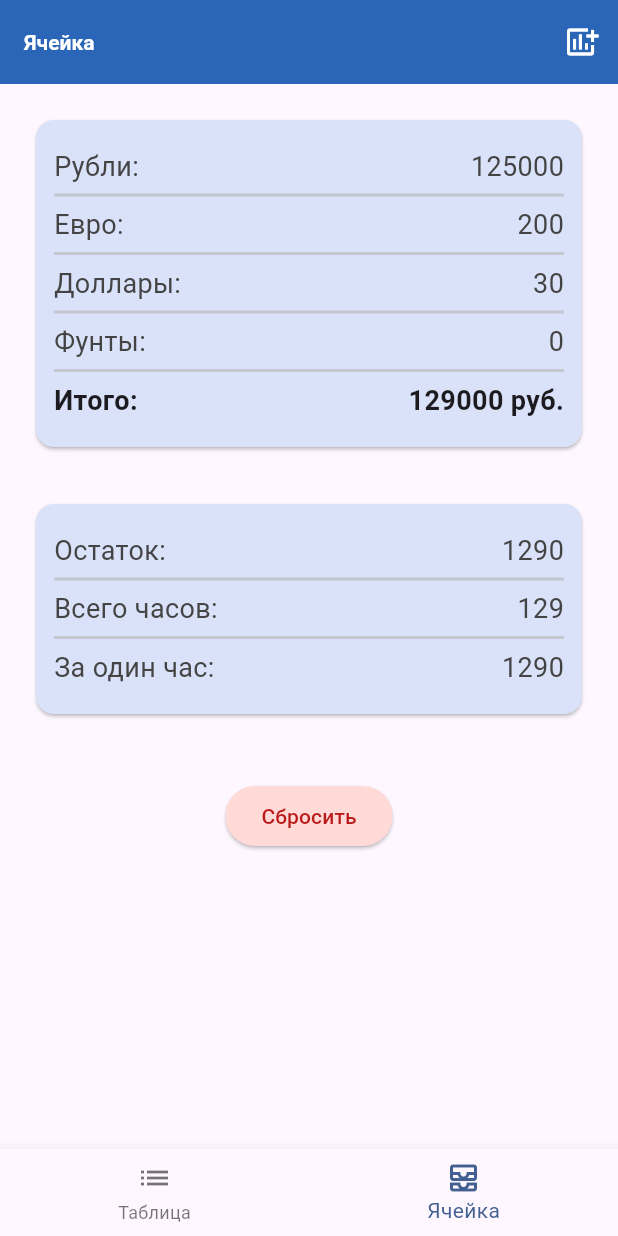
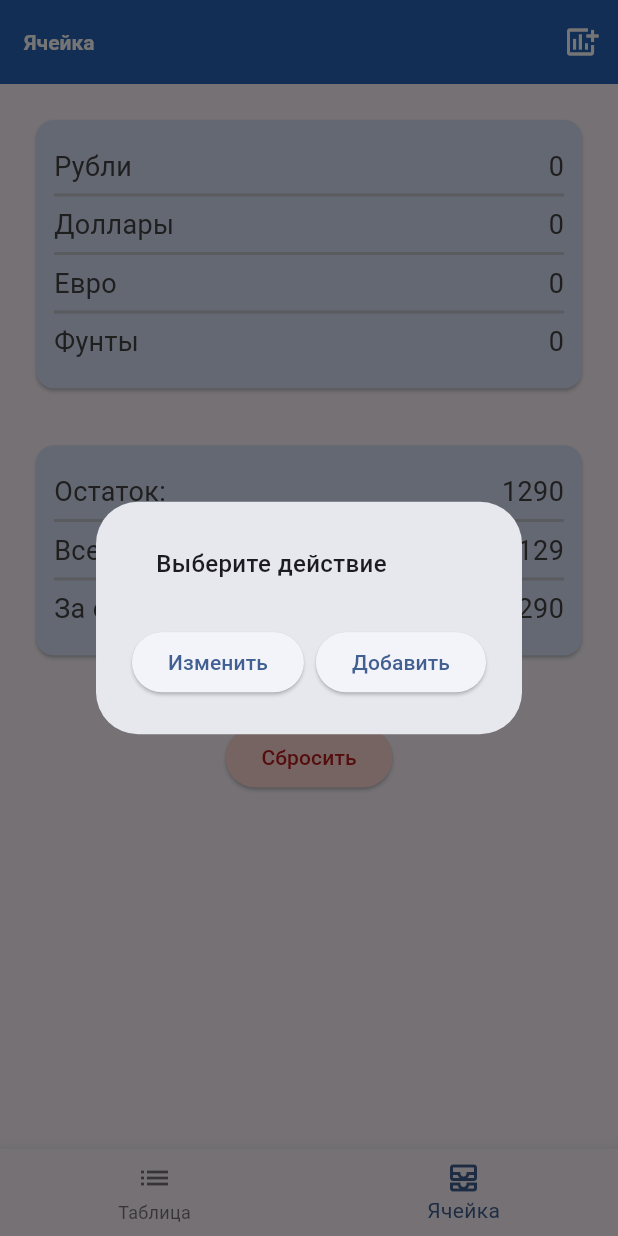
Before and after one commit to Leningram/flutter_tips_app, a Flutter app: the screen it shows after launch, item 2 of the bottom bar chosen, after a tap on the "add chart" icon, on a phone screen of 412 x 824 dp. Run offline on Flutter 3.47's test engine with Material 3 defaults, Android fonts, the phone set to English and light mode, and no system bars; our stand-ins replace flutter_riverpod.

Commit message:
cell screen

```diff
--- a/lib/data/models/currency.dart
+++ b/lib/data/models/currency.dart
@@ -1,7 +1,7 @@
 class Currency {
   final String name;
   final int rate;
-  final int amount;
+  int amount;
 
   Currency({
     required this.name,
--- a/lib/data/models/team.dart
+++ b/lib/data/models/team.dart
@@ -5,9 +5,9 @@ class Team {
   final String name;
   final String admin;
   final String mainCurrencyName;
-  final int mainCurrencySum;
-  final List<Currency> currencies;
-  final List<Employee> employees;
+  int mainCurrencySum;
+  List<Currency> currencies;
+  List<Employee> employees;
 
   Team({
     required this.name,
@@ -37,4 +37,14 @@ class Team {
     }
     return totalHours;
   }
+
+  void addMoney(Map<String, int> moneyData) {
+    moneyData.forEach((currencyName, amountToAdd) {
+      final currency = currencies.firstWhere((c) => c.name == currencyName);
+      if (!currencies.contains(currency)) {
+        return;
+      }
+      currency.amount += amountToAdd;
+    });
+  }
 }
--- a/lib/main.dart
+++ b/lib/main.dart
@@ -1,6 +1,5 @@
 import 'package:flutter/material.dart';
 import 'package:flutter_riverpod/flutter_riverpod.dart';
-import 'package:flutter_tips_app/presentations/pages/main_screen.dart';
 import 'package:flutter_tips_app/presentations/pages/tabs.dart';
 
 var kColorScheme =
--- a/lib/presentations/pages/cell_screen.dart
+++ b/lib/presentations/pages/cell_screen.dart
@@ -1,19 +1,63 @@
 import 'package:flutter/material.dart';
+import 'package:flutter_riverpod/flutter_riverpod.dart';
+import 'package:flutter_tips_app/presentations/widgets/money_info.dart';
+import 'package:flutter_tips_app/providers/team_prodiver.dart';
 import 'package:flutter_tips_app/styles/text.styles.dart';
 
-class CellScreen extends StatelessWidget {
+class CellScreen extends ConsumerWidget {
   const CellScreen({super.key});
 
   @override
-  Widget build(BuildContext context) {
+  Widget build(BuildContext context, WidgetRef ref) {
+    final team = ref.watch(teamProvider);
+    final currencies = team.currencies;
+
+    void editTeamMoney(String method) {
+      Navigator.of(context).pop();
+    }
+
+    Future<void> showMoneyAddChoice(BuildContext context) {
+      return showDialog<void>(
+          context: context,
+          builder: (BuildContext context) {
+            return AlertDialog(
+              contentPadding:
+                  const EdgeInsets.symmetric(horizontal: 40, vertical: 30),
+              content: const Text(
+                'Выберите действие',
+                style: TextStyle(
+                  fontSize: 16,
+                  fontWeight: FontWeight.w500,
+                ),
+              ),
+              actions: <Widget>[
+                ElevatedButton(
+                  child: const Text('Изменить'),
+                  onPressed: () {
+                    editTeamMoney('edit');
+                  },
+                ),
+                ElevatedButton(
+                  child: const Text('Добавить'),
+                  onPressed: () {
+                    editTeamMoney('add');
+                  },
+                ),
+              ],
+            );
+          });
+    }
+
     return Scaffold(
       appBar: AppBar(
         title: const Text('Ячейка'),
-          actions: [
+        actions: [
           IconButton(
-              onPressed: () {
-              },
-              icon: const Icon(Icons.add_chart))
+            onPressed: () {
+              showMoneyAddChoice(context);
+            },
+            icon: const Icon(Icons.add_chart),
+          )
         ],
       ),
       body: Padding(
@@ -21,79 +65,7 @@ class CellScreen extends StatelessWidget {
         child: SingleChildScrollView(
           child: Column(
             children: [
-              const Card(
-                child: Padding(
-                  padding: EdgeInsets.all(12.0),
-                  child: Column(
-                    children: [
-                      Padding(
-                          padding:
-                              EdgeInsets.symmetric(horizontal: 0, vertical: 10),
-                          child: Row(
-                              mainAxisAlignment: MainAxisAlignment.spaceBetween,
-                              children: [
-                                Text('Рубли:', style: currencyText1),
-                                SizedBox(
-                                  width: 5,
-                                ),
-                                Text('125000', style: currencyText1),
-                              ])),
-                      Divider(height: 1, thickness: 2),
-                      Padding(
-                          padding:
-                              EdgeInsets.symmetric(horizontal: 0, vertical: 10),
-                          child: Row(
-                              mainAxisAlignment: MainAxisAlignment.spaceBetween,
-                              children: [
-                                Text('Евро:', style: currencyText1),
-                                SizedBox(
-                                  width: 5,
-                                ),
-                                Text('200', style: currencyText1),
-                              ])),
-                      Divider(height: 1, thickness: 2),
-                      Padding(
-                          padding:
-                              EdgeInsets.symmetric(horizontal: 0, vertical: 10),
-                          child: Row(
-                              mainAxisAlignment: MainAxisAlignment.spaceBetween,
-                              children: [
-                                Text('Доллары:', style: currencyText1),
-                                SizedBox(
-                                  width: 5,
-                                ),
-                                Text('30', style: currencyText1),
-                              ])),
-                      Divider(height: 1, thickness: 2),
-                      Padding(
-                          padding:
-                              EdgeInsets.symmetric(horizontal: 0, vertical: 10),
-                          child: Row(
-                              mainAxisAlignment: MainAxisAlignment.spaceBetween,
-                              children: [
-                                Text('Фунты:', style: currencyText1),
-                                SizedBox(
-                                  width: 5,
-                                ),
-                                Text('0', style: currencyText1),
-                              ])),
-                      Divider(height: 1, thickness: 2),
-                      Padding(
-                          padding:
-                              EdgeInsets.symmetric(horizontal: 0, vertical: 10),
-                          child: Row(
-                              mainAxisAlignment: MainAxisAlignment.spaceBetween,
-                              children: [
-                                Text('Итого:', style: currencyText2),
-                                SizedBox(
-                                  width: 5,
-                                ),
-                                Text('129000 руб.', style: currencyText2),
-                              ])),
-                    ],
-                  ),
-                ),
-              ),
+              MoneyInfo(team: team),
               const SizedBox(
                 height: 30,
               ),
--- a/lib/presentations/widgets/employee_item.dart
+++ b/lib/presentations/widgets/employee_item.dart
@@ -48,9 +48,6 @@ class _EmployeeItemState extends State<EmployeeItem> {
           );
         });
   }
-  // showModalBottomSheet(
-  //     context: context,
-  //     builder: (ctx) => EmployeeInfo(employee: widget.employeeData,));
 
   @override
   Widget build(BuildContext context) {
--- /dev/null
+++ b/lib/presentations/widgets/money_info.dart
@@ -0,0 +1,59 @@
+import 'package:flutter/material.dart';
+import 'package:flutter_tips_app/data/models/team.dart';
+import 'package:flutter_tips_app/styles/text.styles.dart';
+import 'package:flutter_tips_app/utils/formatters.dart';
+
+class MoneyInfo extends StatelessWidget {
+  const MoneyInfo({super.key, required this.team});
+
+  final Team team;
+  @override
+  Widget build(BuildContext context) {
+    return Card(
+      child: Padding(
+        padding: const EdgeInsets.all(12.0),
+        child: Column(
+          children: [
+            Padding(
+                padding:
+                    const EdgeInsets.symmetric(horizontal: 0, vertical: 10),
+                child: Row(
+                    mainAxisAlignment: MainAxisAlignment.spaceBetween,
+                    children: [
+                      Text(capitalize(team.mainCurrencyName),
+                          style: currencyText1),
+                      const SizedBox(
+                        width: 5,
+                      ),
+                      Text(team.mainCurrencySum.toString(),
+                          style: currencyText1),
+                    ])),
+            const Divider(height: 1, thickness: 2),
+            ListView.separated(
+              shrinkWrap: true,
+              physics: const NeverScrollableScrollPhysics(),
+              itemCount: team.currencies.length,
+              itemBuilder: (context, index) {
+                final currency = team.currencies[index];
+                return Padding(
+                  padding:
+                      const EdgeInsets.symmetric(horizontal: 0, vertical: 10),
+                  child: Row(
+                    mainAxisAlignment: MainAxisAlignment.spaceBetween,
+                    children: [
+                      Text(capitalize(currency.name), style: currencyText1),
+                      const SizedBox(width: 5),
+                      Text(currency.amount.toString(), style: currencyText1),
+                    ],
+                  ),
+                );
+              },
+              separatorBuilder: (context, index) =>
+                  const Divider(height: 1, thickness: 2),
+            ),
+          ],
+        ),
+      ),
+    );
+  }
+}
--- /dev/null
+++ b/lib/utils/formatters.dart
@@ -0,0 +1,6 @@
+String capitalize(String s) {
+  if (s.isEmpty) {
+    return s;
+  }
+  return s[0].toUpperCase() + s.substring(1);
+}
```
